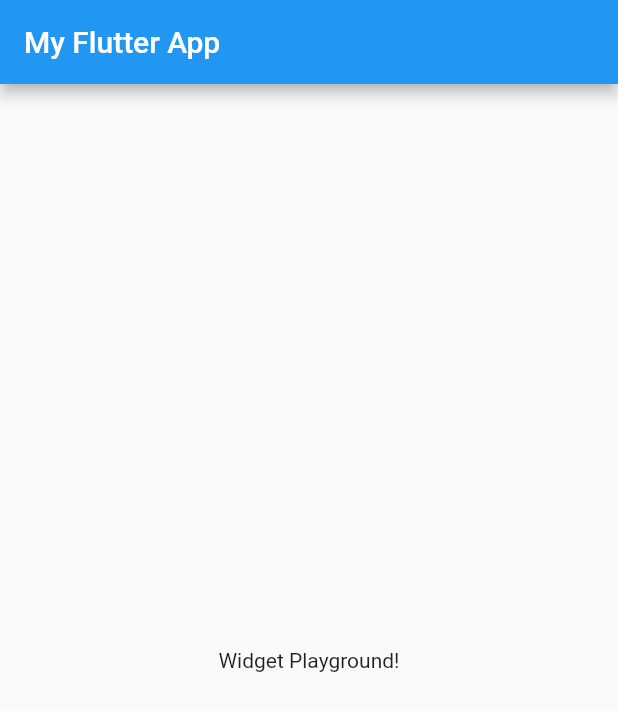
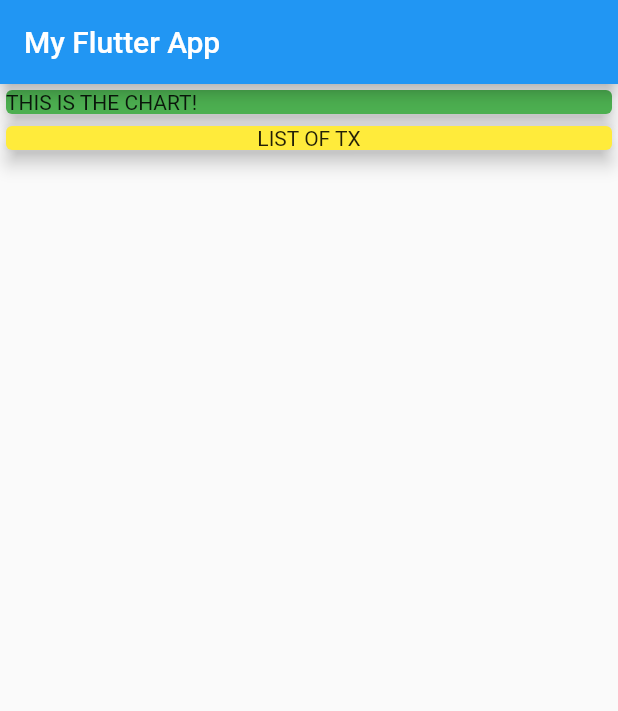
Before and after one commit to berenerchamion/expenses, a Flutter app: the screen it shows after launch, on a phone screen of 412 x 824 dp. Shown: the top 711 px of the screen. Run offline on Flutter 3.47's test engine with Material 2 defaults, Android fonts, the phone set to English and light mode, and no system bars.

Commit message:
Card layouts

```diff
--- a/lib/main.dart
+++ b/lib/main.dart
@@ -21,9 +21,28 @@ class MyHomePage extends StatelessWidget {
       appBar: AppBar(
         title: Text('My Flutter App'),
       ),
-      body: Center(
-        child: Text('Widget Playground!'),
-      ),
+      body: Column(
+        children: <Widget>[
+          Container(
+            width: double.infinity,
+            child: Card(
+              child: Text('THIS IS THE CHART!'),
+              color: Colors.green,
+              elevation: 5,
+            ), //Card
+            // alignment: Alignment.center,
+          ), //Container
+          Card(
+            child: Container(
+              child: Text('LIST OF TX'),
+              width: double.infinity,
+              alignment: Alignment.center,
+            ),
+            elevation: 5,
+            color: Colors.yellow,
+          ), //Card
+        ],
+      ), //Widget //Column
     );
   }
 }
```
